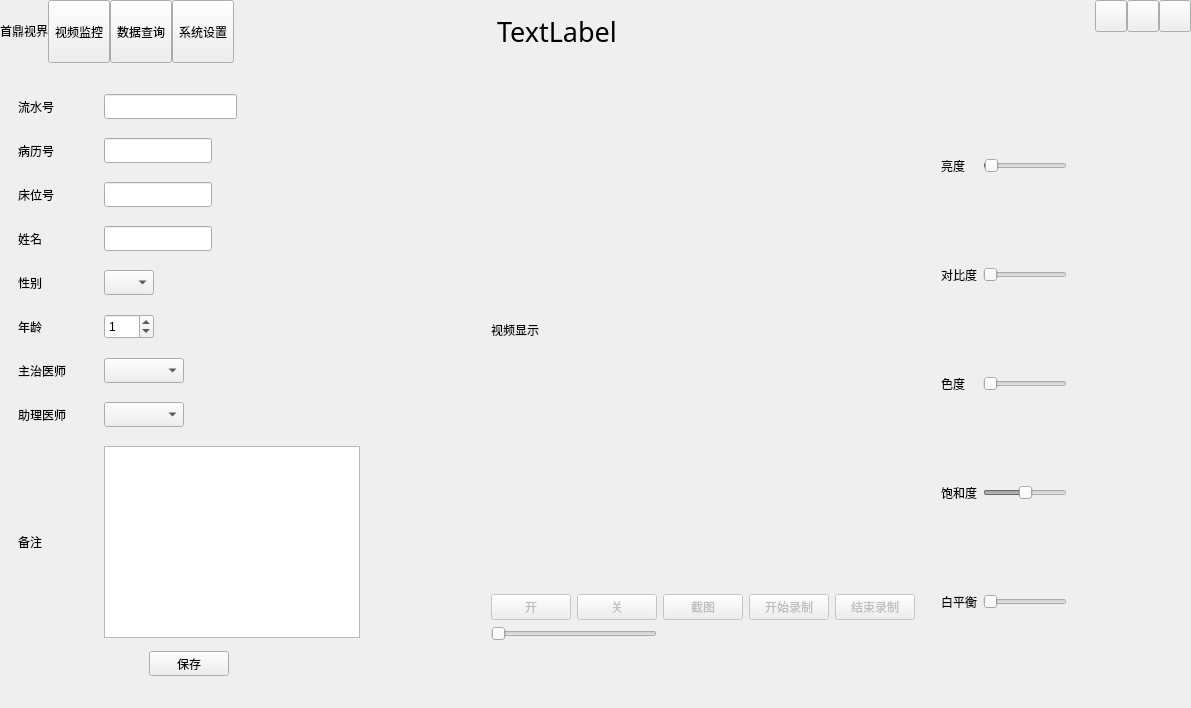
Old version of the form demo/widget.ui in the repository zzf597718293/demo.
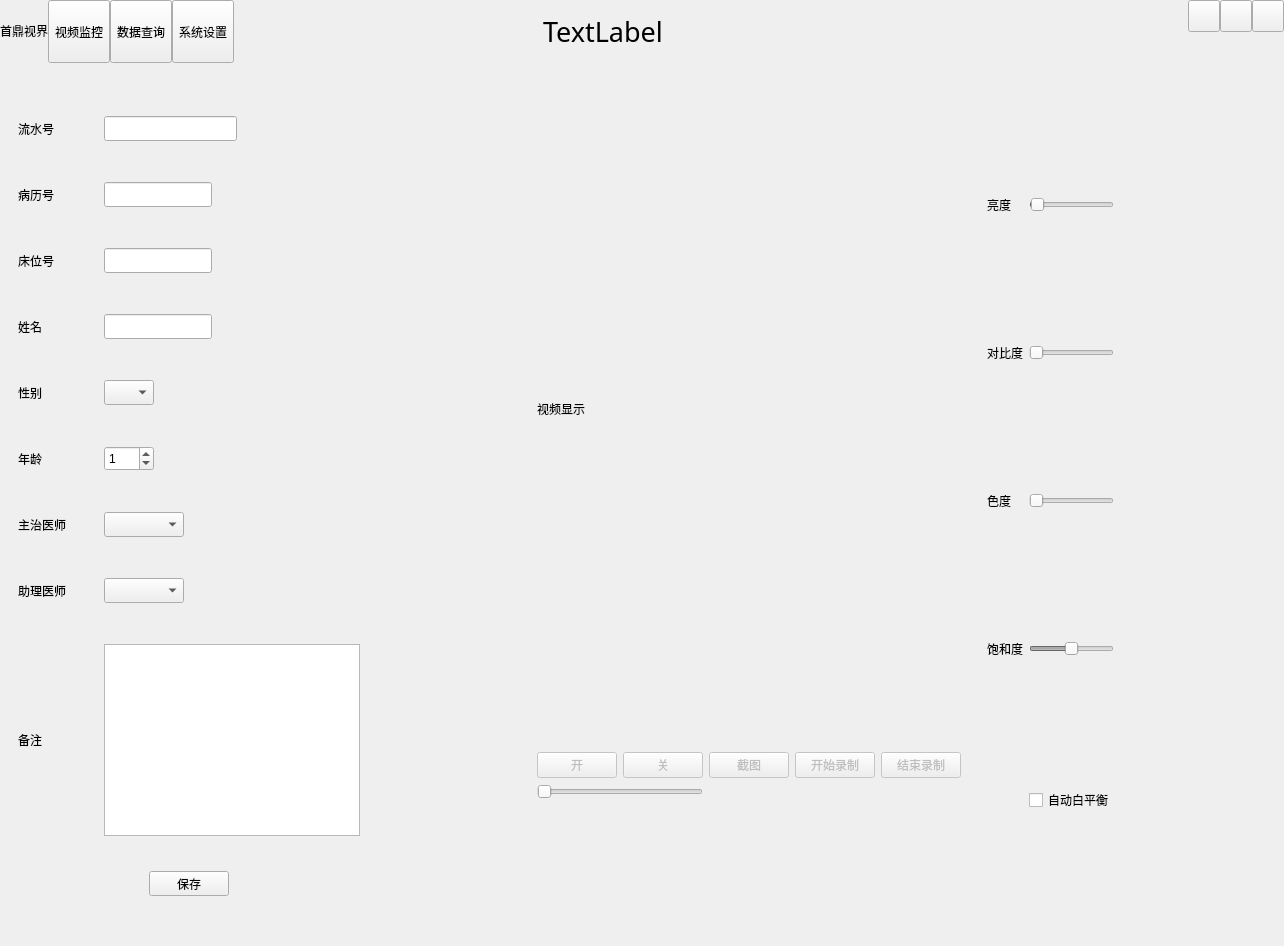
New version of the form. Icons and pictures are not drawn.

```diff
--- a/demo/widget.ui
+++ b/demo/widget.ui
@@ -6,8 +6,8 @@
    <rect>
     <x>0</x>
     <y>0</y>
-    <width>1191</width>
-    <height>708</height>
+    <width>1284</width>
+    <height>946</height>
    </rect>
   </property>
   <property name="sizePolicy">
@@ -1199,25 +1199,6 @@
              </property>
             </widget>
            </item>
-           <item row="7" column="0">
-            <widget class="QLabel" name="label_6">
-             <property name="sizePolicy">
-              <sizepolicy hsizetype="Maximum" vsizetype="Fixed">
-               <horstretch>0</horstretch>
-               <verstretch>0</verstretch>
-              </sizepolicy>
-             </property>
-             <property name="maximumSize">
-              <size>
-               <width>60</width>
-               <height>16777215</height>
-              </size>
-             </property>
-             <property name="text">
-              <string>白平衡</string>
-             </property>
-            </widget>
-           </item>
            <item row="5" column="0">
             <widget class="QLabel" name="label_5">
              <property name="sizePolicy">
@@ -1238,24 +1219,9 @@
             </widget>
            </item>
            <item row="7" column="1">
-            <widget class="QSlider" name="sliderWhiteBalance">
-             <property name="enabled">
-              <bool>false</bool>
-             </property>
-             <property name="sizePolicy">
-              <sizepolicy hsizetype="Maximum" vsizetype="Fixed">
-               <horstretch>0</horstretch>
-               <verstretch>0</verstretch>
-              </sizepolicy>
-             </property>
-             <property name="maximumSize">
-              <size>
-               <width>200</width>
-               <height>16777215</height>
-              </size>
-             </property>
-             <property name="orientation">
-              <enum>Qt::Horizontal</enum>
+            <widget class="QCheckBox" name="CbWhiteBalance">
+             <property name="text">
+              <string>自动白平衡</string>
              </property>
             </widget>
            </item>
```
Left out of the diff: 56 changed lines with no effect on the pictures.
